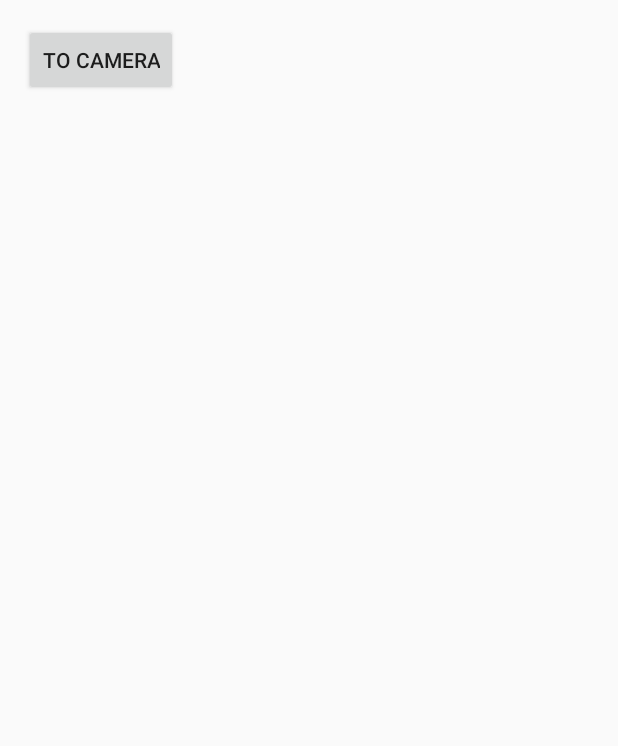
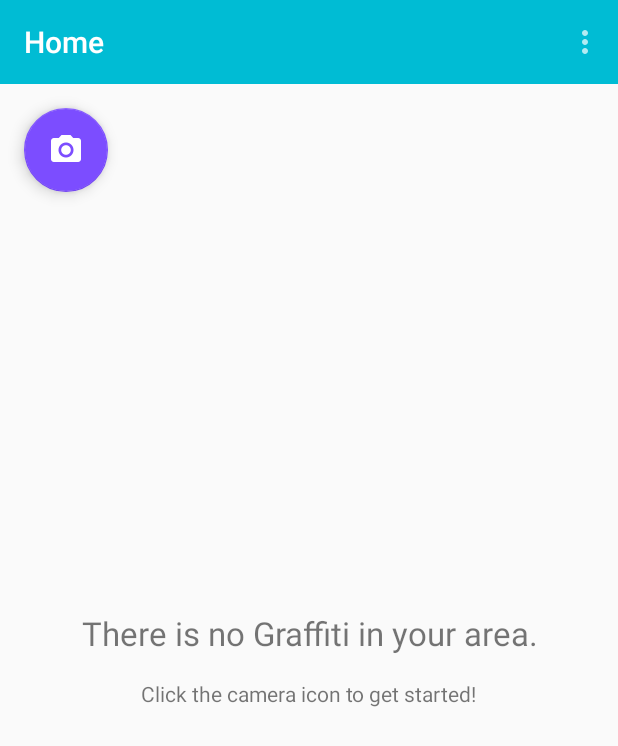
Before and after one commit to dijon-graffiti/graffiti-android, an Android app: the HomeActivity screen opened directly, with no data from a screen before it, on a phone screen of 412 x 824 dp. Shown: the top 746 px of the screen. Run offline under Robolectric (Android 15) with nearby library versions, the phone set to English and light mode, and no system bars.

Commit message:
Clean up HomeActivity for camera transition

```diff
--- a/app/build.gradle
+++ b/app/build.gradle
@@ -32,8 +32,9 @@ android {
 dependencies {
     compile fileTree(dir: 'libs', include: ['*.jar'])
     compile 'com.android.support:appcompat-v7:23.0.1'
-    compile "com.android.support:support-v4:23.0.1"
-    compile "com.android.support:support-v13:23.0.1"
+    compile 'com.android.support:recyclerview-v7:23.0.1'
+    compile 'com.android.support:support-v4:23.0.1'
+    compile 'com.android.support:support-v13:23.0.1'
     compile 'com.android.support:design:23.0.1'
     compile 'com.google.android.gms:play-services:7.8.0'
     compile 'com.firebase:firebase-client-android:2.3.1+'
--- a/app/src/main/java/com/dijon/graffiti/android/activities/HomeActivity.java
+++ b/app/src/main/java/com/dijon/graffiti/android/activities/HomeActivity.java
@@ -2,17 +2,28 @@ package com.dijon.graffiti.android.activities;
 
 import android.support.v7.app.AppCompatActivity;
 import android.os.Bundle;
+import android.support.v7.widget.Toolbar;
 import android.view.Menu;
 import android.view.MenuItem;
 
 import com.dijon.graffiti.R;
+import com.dijon.graffiti.android.fragments.HomeFragment;
 
 public class HomeActivity extends AppCompatActivity {
+
+    private Toolbar toolbar;
 
     @Override
     protected void onCreate(Bundle savedInstanceState) {
         super.onCreate(savedInstanceState);
         setContentView(R.layout.activity_home);
+        toolbar = (Toolbar) findViewById(R.id.toolbar);
+        if (savedInstanceState == null) {
+            getSupportFragmentManager().beginTransaction()
+                    .add(R.id.container, HomeFragment.newInstance())
+                    .commit();
+        }
+        init();
     }
 
 
@@ -37,4 +48,19 @@ public class HomeActivity extends AppCompatActivity {
 
         return super.onOptionsItemSelected(item);
     }
+
+    // <editor-fold desc="Helpers">
+    private void init() {
+        setToolbar("Home");
+    }
+
+    private void setToolbar(String title) {
+        if (toolbar != null) {
+            setSupportActionBar(toolbar);
+            if (getSupportActionBar() != null) {
+                getSupportActionBar().setTitle(title);
+            }
+        }
+    }
+    // </editor-fold>
 }
--- a/app/src/main/java/com/dijon/graffiti/android/fragments/HomeFragment.java
+++ b/app/src/main/java/com/dijon/graffiti/android/fragments/HomeFragment.java
@@ -1,20 +1,39 @@
 package com.dijon.graffiti.android.fragments;
 
 import android.content.Intent;
+import android.os.AsyncTask;
+import android.os.Bundle;
+import android.support.design.widget.FloatingActionButton;
 import android.support.v4.app.Fragment;
-import android.os.Bundle;
+import android.support.v4.widget.SwipeRefreshLayout;
+import android.support.v7.widget.DefaultItemAnimator;
+import android.support.v7.widget.LinearLayoutManager;
+import android.support.v7.widget.RecyclerView;
 import android.view.LayoutInflater;
 import android.view.View;
 import android.view.ViewGroup;
 
 import com.dijon.graffiti.R;
 import com.dijon.graffiti.android.activities.CameraActivity;
-import com.dijon.graffiti.android.views.AutoFitTextureView;
 
 /**
  * A placeholder fragment containing a simple view.
  */
-public class HomeFragment extends Fragment implements View.OnClickListener{
+public class HomeFragment extends Fragment implements SwipeRefreshLayout.OnRefreshListener, View.OnClickListener {
+
+    // List:
+    FloatingActionButton fab;
+    SwipeRefreshLayout mSwipeLayout;
+    RecyclerView mRecyclerView;
+    RecyclerView.Adapter mAdapter;
+    RecyclerView.LayoutManager mLayoutManager;
+
+    public static HomeFragment newInstance() {
+        HomeFragment fragment = new HomeFragment();
+        Bundle args = new Bundle();
+        fragment.setArguments(args);
+        return fragment;
+    }
 
     public HomeFragment() {
     }
@@ -22,21 +41,50 @@ public class HomeFragment extends Fragment implements View.OnClickListener{
     @Override
     public View onCreateView(LayoutInflater inflater, ViewGroup container,
                              Bundle savedInstanceState) {
-        return inflater.inflate(R.layout.fragment_home, container, false);
+        View view = inflater.inflate(R.layout.fragment_home, container, false);
+        fab = (FloatingActionButton) view.findViewById(R.id.fab_capture);
+        mSwipeLayout = (SwipeRefreshLayout) view.findViewById(R.id.swipe_container);
+        mRecyclerView = (RecyclerView) view.findViewById(R.id.recycler_view);
+        return view;
     }
 
     @Override
     public void onViewCreated(final View view, Bundle savedInstanceState) {
-        view.findViewById(R.id.button_camera).setOnClickListener(this);
+        mSwipeLayout.setColorSchemeResources(R.color.graf_primary, R.color.graf_primary_dark);
+        mSwipeLayout.setOnRefreshListener(this);
+
+        mLayoutManager = new LinearLayoutManager(getActivity());
+        mRecyclerView.setLayoutManager(mLayoutManager);
+        mRecyclerView.setItemAnimator(new DefaultItemAnimator());
+        // TODO: Set Adapter
+        // mRecyclerView.addItemDecoration(new DividerItemDecoration(getActivity(), DividerItemDecoration.VERTICAL_LIST));
+        // mRecyclerView.addOnScrollListener(scrollListener);
+        view.findViewById(R.id.fab_capture).setOnClickListener(this);
     }
 
     @Override
     public void onClick(View view) {
         switch (view.getId()) {
-            case R.id.button_camera: {
+            case R.id.fab_capture: {
                 startActivity(new Intent(getContext(), CameraActivity.class));
                 break;
             }
         }
     }
+
+    @Override
+    public void onRefresh() {
+        // Get list of expenses.
+        new AsyncTask<Void, Void, Void>() {
+            @Override
+            protected Void doInBackground(Void... params) {
+                return null;
+            }
+
+            @Override
+            protected void onPostExecute(Void result) {
+                super.onPostExecute(result);
+            }
+        }.execute();
+    }
 }
--- a/app/src/main/res/layout/activity_home.xml
+++ b/app/src/main/res/layout/activity_home.xml
@@ -1,5 +1,17 @@
-<fragment xmlns:android="http://schemas.android.com/apk/res/android"
-    xmlns:tools="http://schemas.android.com/tools" android:id="@+id/fragment"
-    android:name="com.dijon.graffiti.android.fragments.HomeFragment"
-    tools:layout="@layout/fragment_home" android:layout_width="match_parent"
-    android:layout_height="match_parent" />
+<LinearLayout xmlns:android="http://schemas.android.com/apk/res/android"
+    xmlns:tools="http://schemas.android.com/tools"
+    android:layout_width="match_parent"
+    android:layout_height="match_parent"
+    android:orientation="vertical">
+
+    <include
+        android:id="@+id/toolbar"
+        layout="@layout/toolbar" />
+
+    <FrameLayout
+        android:id="@+id/container"
+        android:layout_width="match_parent"
+        android:layout_height="match_parent"
+        tools:ignore="MergeRootFrame" />
+
+</LinearLayout>
--- a/app/src/main/res/layout/fragment_home.xml
+++ b/app/src/main/res/layout/fragment_home.xml
@@ -1,15 +1,75 @@
-<RelativeLayout xmlns:android="http://schemas.android.com/apk/res/android"
-    xmlns:tools="http://schemas.android.com/tools" android:layout_width="match_parent"
-    android:layout_height="match_parent" android:paddingLeft="@dimen/activity_horizontal_margin"
-    android:paddingRight="@dimen/activity_horizontal_margin"
-    android:paddingTop="@dimen/activity_vertical_margin"
-    android:paddingBottom="@dimen/activity_vertical_margin"
-    tools:context="com.dijon.graffiti.android.fragments.HomeFragment">
+<FrameLayout xmlns:android="http://schemas.android.com/apk/res/android"
+    xmlns:app="http://schemas.android.com/apk/res-auto"
+    android:layout_width="match_parent"
+    android:layout_height="match_parent">
 
-    <Button
-        android:id="@+id/button_camera"
+    <LinearLayout
+        android:id="@+id/layout_home_empty"
+        android:layout_width="match_parent"
+        android:layout_height="match_parent"
+        android:gravity="center"
+        android:orientation="vertical"
+        android:visibility="visible">
+
+        <TextView
+            android:id="@+id/text_home_title_empty"
+            android:layout_width="wrap_content"
+            android:layout_height="wrap_content"
+            android:layout_marginBottom="16dp"
+            android:gravity="center"
+            android:text="There is no Graffiti in your area."
+            android:textColor="@color/text_black_54"
+            android:textSize="22sp" />
+
+        <TextView
+            android:id="@+id/text_home_desc_empty"
+            android:layout_width="wrap_content"
+            android:layout_height="wrap_content"
+            android:gravity="center"
+            android:text="Click the camera icon to get started!"
+            android:textColor="@color/text_black_54"
+            android:textSize="14sp" />
+
+    </LinearLayout>
+
+    <android.support.design.widget.CoordinatorLayout
+        android:id="@+id/coordinator"
+        android:layout_width="match_parent"
+        android:layout_height="match_parent">
+
+        <android.support.v4.widget.SwipeRefreshLayout
+            android:id="@+id/swipe_container"
+            android:visibility="gone"
+            android:layout_width="match_parent"
+            android:layout_height="match_parent">
+
+            <!-- A RecyclerView with some commonly used attributes -->
+            <android.support.v7.widget.RecyclerView
+                android:id="@+id/recycler_view"
+                android:layout_width="match_parent"
+                android:layout_height="match_parent"
+                android:scrollbars="vertical" />
+
+        </android.support.v4.widget.SwipeRefreshLayout>
+
+        <android.support.design.widget.FloatingActionButton
+            android:id="@+id/fab_capture"
+            android:layout_width="wrap_content"
+            android:layout_height="wrap_content"
+            android:layout_gravity="bottom|end"
+            android:layout_margin="16dp"
+            android:src="@drawable/ic_photo_camera_white_24dp"
+            app:layout_anchor="@id/recycler_view"
+            app:layout_anchorGravity="bottom|right|end"
+            app:layout_behavior="com.dijon.graffiti.android.adapters.ScrollAwareFABBehavior" />
+
+    </android.support.design.widget.CoordinatorLayout>
+
+    <ProgressBar
+        android:id="@+id/progress"
+        android:visibility="gone"
         android:layout_width="wrap_content"
         android:layout_height="wrap_content"
-        android:text="To Camera"/>
+        android:layout_gravity="center" />
 
-</RelativeLayout>
+</FrameLayout>
--- /dev/null
+++ b/app/src/main/res/layout/toolbar.xml
@@ -0,0 +1,11 @@
+<?xml version="1.0" encoding="utf-8"?>
+<android.support.v7.widget.Toolbar
+    xmlns:android="http://schemas.android.com/apk/res/android"
+    xmlns:app="http://schemas.android.com/apk/res-auto"
+    android:background="?attr/colorPrimary"
+    android:id="@+id/toolbar"
+    android:layout_height="wrap_content"
+    android:layout_width="match_parent"
+    android:minHeight="?attr/actionBarSize"
+    app:popupTheme="@style/ThemeOverlay.AppCompat.Dark"
+    android:theme="@style/ThemeOverlay.AppCompat.Dark" />
```
Also changed, not shown: app/src/main/java/com/dijon/graffiti/android/adapters/ScrollAwareFABBehavior.java (added, +99 -0 lines), app/src/main/res/values/colors.xml (+16 -0 lines), app/src/main/res/drawable-hdpi/ic_photo_camera_white_24dp.png (added), app/src/main/res/drawable-mdpi/ic_photo_camera_white_24dp.png (added), app/src/main/res/drawable-xhdpi/ic_photo_camera_white_24dp.png (added), app/src/main/res/drawable-xxhdpi/ic_photo_camera_white_24dp.png (added).
